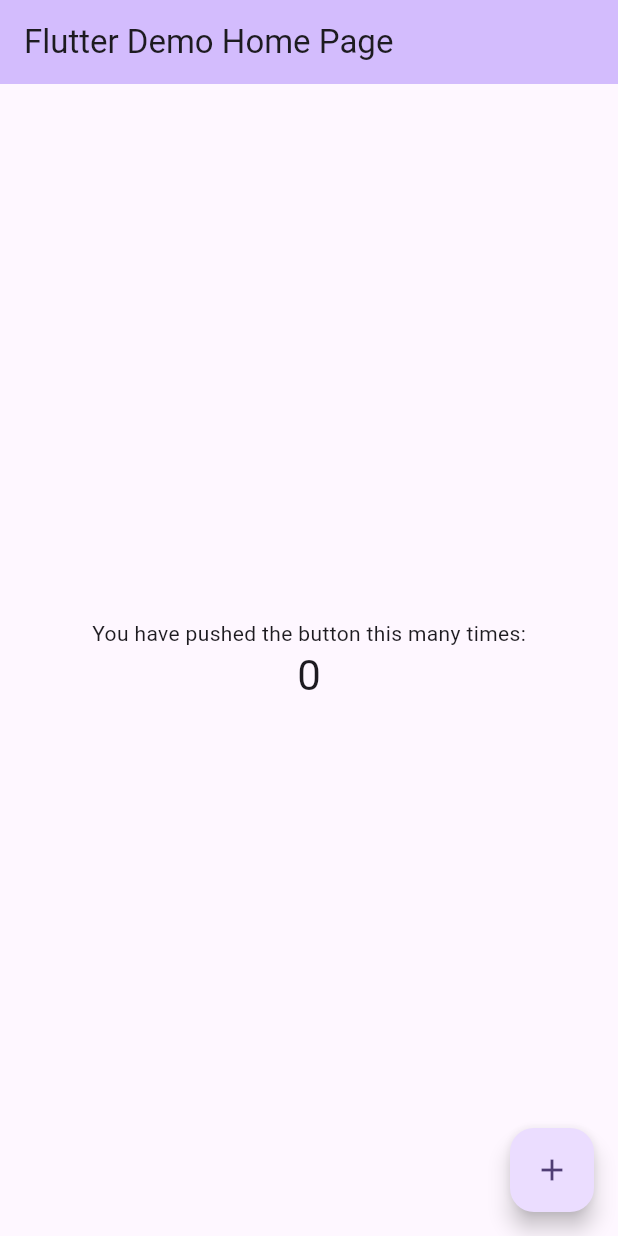
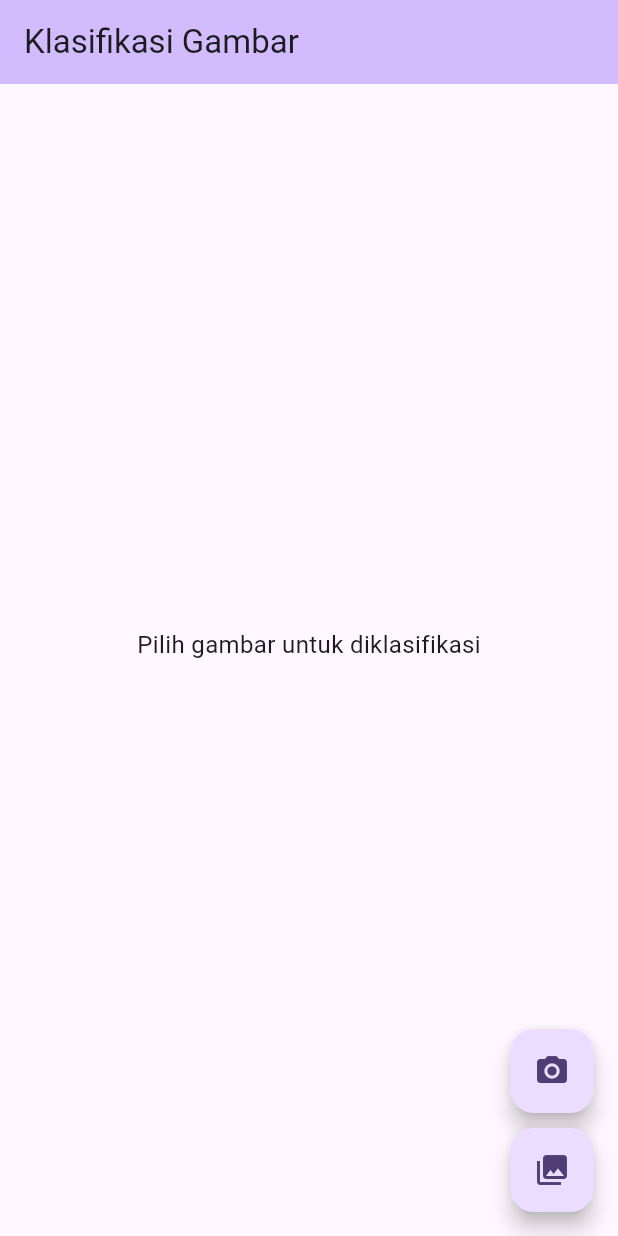
Before and after one commit to ipaddr/202523430031-23343048, a Flutter app: the screen it shows after launch, on a phone screen of 412 x 824 dp. Run offline on Flutter 3.47's test engine with Material 3 defaults, Android fonts, the phone set to English and light mode, and no system bars; our stand-ins replace image_picker; missing offline and left inert: tflite_v2.

Commit message:
Main UI awal

```diff
--- a/lib/main.dart
+++ b/lib/main.dart
@@ -1,4 +1,7 @@
 import 'package:flutter/material.dart';
+import 'dart:io';
+import 'package:image_picker/image_picker.dart';
+import 'package:tflite_v2/tflite_v2.dart';
 
 void main() {
   runApp(const MyApp());
@@ -7,115 +10,156 @@ void main() {
 class MyApp extends StatelessWidget {
   const MyApp({super.key});
 
-  // This widget is the root of your application.
   @override
   Widget build(BuildContext context) {
     return MaterialApp(
-      title: 'Flutter Demo',
+      title: 'Tflite Image Classifier',
       theme: ThemeData(
-        // This is the theme of your application.
-        //
-        // TRY THIS: Try running your application with "flutter run". You'll see
-        // the application has a purple toolbar. Then, without quitting the app,
-        // try changing the seedColor in the colorScheme below to Colors.green
-        // and then invoke "hot reload" (save your changes or press the "hot
-        // reload" button in a Flutter-supported IDE, or press "r" if you used
-        // the command line to start the app).
-        //
-        // Notice that the counter didn't reset back to zero; the application
-        // state is not lost during the reload. To reset the state, use hot
-        // restart instead.
-        //
-        // This works for code too, not just values: Most code changes can be
-        // tested with just a hot reload.
         colorScheme: .fromSeed(seedColor: Colors.deepPurple),
+        useMaterial3: true,
       ),
-      home: const MyHomePage(title: 'Flutter Demo Home Page'),
+      home: const TFLiteHome(),
     );
   }
 }
 
-class MyHomePage extends StatefulWidget {
-  const MyHomePage({super.key, required this.title});
-
-  // This widget is the home page of your application. It is stateful, meaning
-  // that it has a State object (defined below) that contains fields that affect
-  // how it looks.
-
-  // This class is the configuration for the state. It holds the values (in this
-  // case the title) provided by the parent (in this case the App widget) and
-  // used by the build method of the State. Fields in a Widget subclass are
-  // always marked "final".
-
-  final String title;
+class TFLiteHome extends StatefulWidget {
+  const TFLiteHome({super.key});
 
   @override
-  State<MyHomePage> createState() => _MyHomePageState();
+  State<TFLiteHome> createState() => _TFLiteHomeState();
 }
 
-class _MyHomePageState extends State<MyHomePage> {
-  int _counter = 0;
+class _TFLiteHomeState extends State<TFLiteHome> {
+  final ImagePicker _picker = ImagePicker();
+  File? _image;
+  List<dynamic>? _recognitions;
+  bool _isModelLoaded = false;
 
-  void _incrementCounter() {
+  @override
+  void initState() {
+    super.initState();
+    loadModel();
+  }
+
+  // Fungsi memuat model dan label
+  Future<void> loadModel() async {
+    try {
+      String? res = await Tflite.loadModel(
+        model: "assets/model_unquant.tflite",
+        labels: "assets/labels.txt",
+        numThreads: 1,
+        isAsset: true,
+        useGpuDelegate: false,
+      );
+      print("Model loaded state: $res");
+      setState(() {
+        _isModelLoaded = true;
+      });
+    } catch (e) {
+      print("Gagal memuat model: $e");
+    }
+  }
+
+  // Fungsi klasifikasi gambar
+  Future<void> runModelOnImage(File image) async {
+    if (!_isModelLoaded) return;
+
+    var recognitions = await Tflite.runModelOnImage(
+      path: image.path,
+      imageMean: 127.5,
+      imageStd: 127.5,
+      numResults: 2,
+      threshold: 0.1,
+      asynch: true,
+    );
+
     setState(() {
-      // This call to setState tells the Flutter framework that something has
-      // changed in this State, which causes it to rerun the build method below
-      // so that the display can reflect the updated values. If we changed
-      // _counter without calling setState(), then the build method would not be
-      // called again, and so nothing would appear to happen.
-      _counter++;
+      _recognitions = recognitions;
     });
+  }
+
+  // Fungsi memilih gambar (Kamera/Galeri)
+  Future<void> pickImage(ImageSource source) async {
+    final XFile? pickedFile = await _picker.pickImage(source: source);
+    if (pickedFile != null) {
+      File imageFile = File(pickedFile.path);
+      setState(() {
+        _image = imageFile;
+        _recognitions = null;
+      });
+      runModelOnImage(imageFile);
+    }
+  }
+
+  @override
+  void dispose() {
+    Tflite.close();
+    super.dispose();
   }
 
   @override
   Widget build(BuildContext context) {
-    // This method is rerun every time setState is called, for instance as done
-    // by the _incrementCounter method above.
-    //
-    // The Flutter framework has been optimized to make rerunning build methods
-    // fast, so that you can just rebuild anything that needs updating rather
-    // than having to individually change instances of widgets.
     return Scaffold(
       appBar: AppBar(
-        // TRY THIS: Try changing the color here to a specific color (to
-        // Colors.amber, perhaps?) and trigger a hot reload to see the AppBar
-        // change color while the other colors stay the same.
+        title: const Text("Klasifikasi Gambar"),
         backgroundColor: Theme.of(context).colorScheme.inversePrimary,
-        // Here we take the value from the MyHomePage object that was created by
-        // the App.build method, and use it to set our appbar title.
-        title: Text(widget.title),
       ),
       body: Center(
-        // Center is a layout widget. It takes a single child and positions it
-        // in the middle of the parent.
         child: Column(
-          // Column is also a layout widget. It takes a list of children and
-          // arranges them vertically. By default, it sizes itself to fit its
-          // children horizontally, and tries to be as tall as its parent.
-          //
-          // Column has various properties to control how it sizes itself and
-          // how it positions its children. Here we use mainAxisAlignment to
-          // center the children vertically; the main axis here is the vertical
-          // axis because Columns are vertical (the cross axis would be
-          // horizontal).
-          //
-          // TRY THIS: Invoke "debug painting" (choose the "Toggle Debug Paint"
-          // action in the IDE, or press "p" in the console), to see the
-          // wireframe for each widget.
-          mainAxisAlignment: .center,
+          mainAxisAlignment: MainAxisAlignment.center,
           children: [
-            const Text('You have pushed the button this many times:'),
-            Text(
-              '$_counter',
-              style: Theme.of(context).textTheme.headlineMedium,
-            ),
+            _image == null
+                ? const Text(
+                    'Pilih gambar untuk diklasifikasi',
+                    style: TextStyle(fontSize: 16),
+                  )
+                : Image.file(
+                    _image!,
+                    height: 300,
+                    width: 300,
+                    fit: BoxFit.cover,
+                  ),
+
+            const SizedBox(height: 20),
+
+            // Area hasil deteksi
+            _recognitions != null
+                ? Column(
+                    children: _recognitions!.map((res) {
+                      return Text(
+                        "${res["label"]} - ${(res["confidence"] * 100).toStringAsFixed(1)}%",
+                        style: const TextStyle(
+                          color: Colors.black,
+                          fontSize: 20.0,
+                          fontWeight: FontWeight.bold,
+                        ),
+                      );
+                    }).toList(),
+                  )
+                : Container(),
           ],
         ),
       ),
-      floatingActionButton: FloatingActionButton(
-        onPressed: _incrementCounter,
-        tooltip: 'Increment',
-        child: const Icon(Icons.add),
+
+      // Floating Button
+      floatingActionButton: Column(
+        mainAxisAlignment: MainAxisAlignment.end,
+        children: [
+          FloatingActionButton(
+            heroTag: "btn_kamera",
+            onPressed: () => pickImage(ImageSource.camera),
+            tooltip: "Ambil Foto",
+            child: const Icon(Icons.camera_alt),
+          ),
+          const SizedBox(height: 10),
+          FloatingActionButton(
+            heroTag: "btn_galeri",
+            onPressed: () => pickImage(ImageSource.gallery),
+            tooltip: "Dari Galeri",
+            child: const Icon(Icons.photo_library),
+          ),
+        ],
       ),
     );
   }
```
